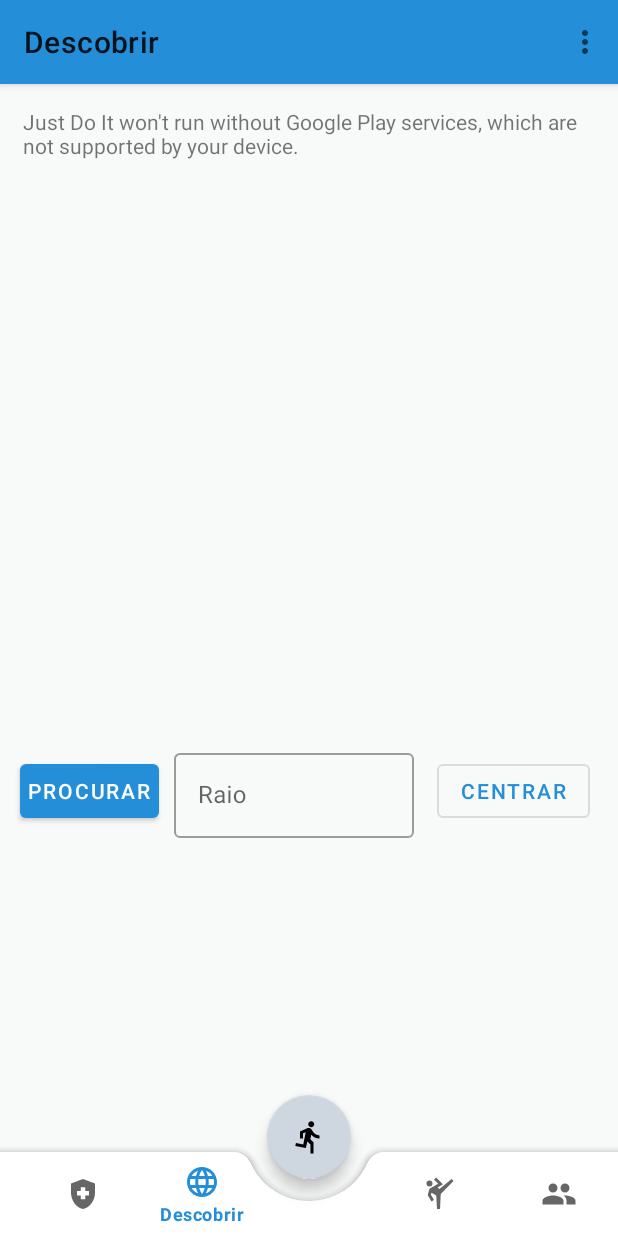
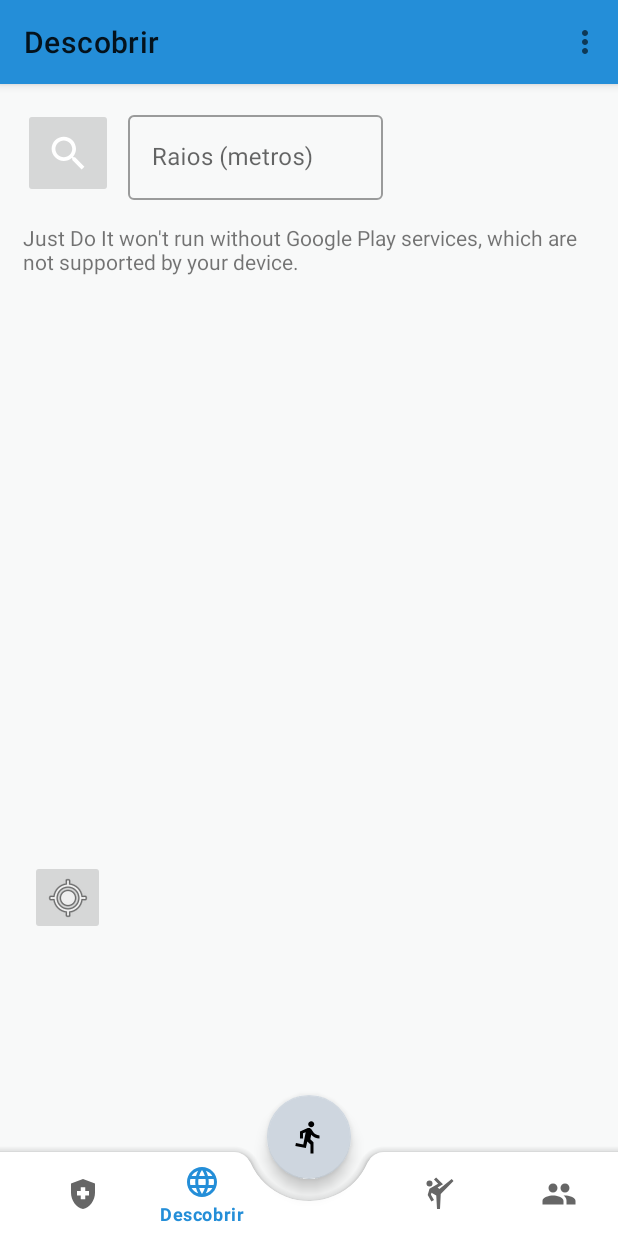
Before and after one commit to joaobraganca555/ExerciseYourSelf, an Android app: the DiscoverFragment screen opened through its navigation route, on a phone screen of 412 x 824 dp. Run offline under Robolectric (Android 15) with nearby library versions, the phone set to English and light mode, and no system bars; our stand-ins replace Room's generated code, navigation-ui; libraries missing offline, so code that uses them is left out: com.mikhaellopez.circularprogressbar; 2 statements that could not run were skipped.

Commit message:
updated discover fragment and style

```diff
--- a/app/src/main/java/pt/ipp/estg/cmu_exerciseyourself/model/retrofit/GeopifyResponse.kt
+++ b/app/src/main/java/pt/ipp/estg/cmu_exerciseyourself/model/retrofit/GeopifyResponse.kt
@@ -3,7 +3,7 @@ package pt.ipp.estg.cmu_exerciseyourself.model.retrofit
 import com.google.gson.annotations.SerializedName
 
 
-data class ResponseObject (
+data class GeopifyResponseObject (
     @SerializedName("features" ) var features : ArrayList<Features> = arrayListOf()
 )
 
--- a/app/src/main/java/pt/ipp/estg/cmu_exerciseyourself/model/retrofit/IGeopify.kt
+++ b/app/src/main/java/pt/ipp/estg/cmu_exerciseyourself/model/retrofit/IGeopify.kt
@@ -3,12 +3,12 @@ package pt.ipp.estg.trashtalkerapp.retrofitService
 import retrofit2.Call
 import retrofit2.Retrofit
 import retrofit2.converter.gson.GsonConverterFactory
-import pt.ipp.estg.cmu_exerciseyourself.model.retrofit.ResponseObject
+import pt.ipp.estg.cmu_exerciseyourself.model.retrofit.GeopifyResponseObject
 import retrofit2.http.*
 
 interface IGeopify {
     @GET("places?categories=sport.fitness&filter=circle:-8.20094,41.36735,5000&bias=proximity:-8.20094,41.36735&limit=20&apiKey=d620983b61cb4f7fb733a8a9cdc4bbcc")
-    fun findPlaces(@Query("filter")filter:String, @Query("bias")bias:String): Call<ResponseObject>
+    fun findPlaces(@Query("filter")filter:String, @Query("bias")bias:String): Call<GeopifyResponseObject>
 
     companion object{
         private const val BASE_URL = "https://api.geoapify.com/v2/"
--- /dev/null
+++ b/app/src/main/res/drawable/ic_baseline_search_20.xml
@@ -0,0 +1,5 @@
+<vector android:autoMirrored="true" android:height="30dp"
+    android:tint="#ffff" android:viewportHeight="24"
+    android:viewportWidth="24" android:width="30dp" xmlns:android="http://schemas.android.com/apk/res/android">
+    <path android:fillColor="@android:color/white" android:pathData="M15.5,14h-0.79l-0.28,-0.27C15.41,12.59 16,11.11 16,9.5 16,5.91 13.09,3 9.5,3S3,5.91 3,9.5 5.91,16 9.5,16c1.61,0 3.09,-0.59 4.23,-1.57l0.27,0.28v0.79l5,4.99L20.49,19l-4.99,-5zM9.5,14C7.01,14 5,11.99 5,9.5S7.01,5 9.5,5 14,7.01 14,9.5 11.99,14 9.5,14z"/>
+</vector>
--- a/app/src/main/res/layout/fragment_discover.xml
+++ b/app/src/main/res/layout/fragment_discover.xml
@@ -1,65 +1,70 @@
 <?xml version="1.0" encoding="utf-8"?>
-<FrameLayout xmlns:android="http://schemas.android.com/apk/res/android"
+<RelativeLayout xmlns:android="http://schemas.android.com/apk/res/android"
+    xmlns:app="http://schemas.android.com/apk/res-auto"
+    xmlns:tools="http://schemas.android.com/tools"
     android:layout_width="match_parent"
-    android:layout_height="match_parent">
+    android:layout_height="match_parent"
+    android:id="@+id/parent">
 
     <LinearLayout
+        android:id="@+id/input"
         android:layout_width="match_parent"
         android:layout_height="wrap_content"
-        android:orientation="vertical">
+        android:gravity="left"
+        android:layout_marginTop="15dp"
+        tools:ignore="NotSibling">
 
-        <fragment
-            android:id="@+id/map"
-            android:name="com.google.android.gms.maps.SupportMapFragment"
-            android:layout_width="match_parent"
-            android:layout_margin="15dp"
-            android:layout_height="400dp"/>
+        <ImageButton
+            android:id="@+id/findButton"
+            android:layout_width="60dp"
+            android:layout_height="60dp"
+            android:layout_gravity="center"
+            android:layout_marginStart="15dp"
+            android:layout_marginEnd="10dp"
+            android:src="@drawable/ic_baseline_search_20"
+            tools:ignore="SpeakableTextPresentCheck" />
 
-        <LinearLayout
-            android:layout_width="match_parent"
+        <com.google.android.material.textfield.TextInputLayout
+            android:id="@+id/filledTextField"
+            style="@style/Widget.MaterialComponents.TextInputLayout.OutlinedBox"
+            android:layout_width="170dp"
+            android:layout_gravity="center"
             android:layout_height="wrap_content"
-            android:gravity="center">
+            android:hint="@string/raios_metros">
 
-            <Button
-                android:id="@+id/findButton"
-                android:layout_width="wrap_content"
-                android:layout_height="wrap_content"
-                android:padding="5dp"
-                android:text="Procurar"
-                />
+            <com.google.android.material.textfield.TextInputEditText
+                android:id="@+id/radiusText"
+                android:layout_width="match_parent"
+                android:layout_height="wrap_content" />
 
-            <com.google.android.material.textfield.TextInputLayout
-                android:id="@+id/filledTextField"
-                android:layout_width="160dp"
-                android:layout_height="wrap_content"
-                android:layout_margin="10dp"
-                android:hint="Raio"
-                style="@style/Widget.MaterialComponents.TextInputLayout.OutlinedBox">
-
-                <com.google.android.material.textfield.TextInputEditText
-                    android:id="@+id/radiusText"
-                    android:layout_width="match_parent"
-                    android:layout_height="wrap_content"
-                    />
-
-            </com.google.android.material.textfield.TextInputLayout>
-
-
-            <Button
-                android:id="@+id/findMySelfButton"
-                android:layout_width="wrap_content"
-                android:layout_height="wrap_content"
-                android:layout_margin="5dp"
-                style="?attr/materialButtonOutlinedStyle"
-                android:text="Centrar"
-                android:layout_gravity="center"/>
-
-        </LinearLayout>
-
+        </com.google.android.material.textfield.TextInputLayout>
 
     </LinearLayout>
 
 
+    <fragment
+        android:id="@+id/map"
+        android:name="com.google.android.gms.maps.SupportMapFragment"
+        android:layout_width="match_parent"
+        android:layout_height="500dp"
+        android:layout_below="@id/input"
+        android:layout_centerInParent="true"
+        android:layout_marginStart="15dp"
+        android:layout_marginTop="15dp"
+        android:layout_marginEnd="15dp"
+        android:layout_marginBottom="15dp" />
 
+    <ImageButton
+        android:id="@+id/findMySelfButton"
+        android:layout_width="50dp"
+        android:layout_height="50dp"
+        android:layout_alignBottom="@+id/map"
+        android:layout_alignParentStart="true"
+        android:layout_marginStart="20dp"
+        android:layout_marginTop="20dp"
+        android:layout_marginEnd="20dp"
+        android:layout_marginBottom="25dp"
+        app:srcCompat="@android:drawable/ic_menu_mylocation"
+        tools:ignore="SpeakableTextPresentCheck" />
 
-</FrameLayout>
+</RelativeLayout>
--- /dev/null
+++ b/app/src/main/res/values-night/strings.xml
@@ -0,0 +1,4 @@
+<?xml version="1.0" encoding="utf-8"?>
+<resources>
+    <string name="raios_metros">Raios (metros)</string>
+</resources>
--- a/app/src/main/res/values/strings.xml
+++ b/app/src/main/res/values/strings.xml
@@ -16,4 +16,5 @@
 
 
     <string name="password_min_6_characters">Minímo 6 caracteres</string>
+    <string name="raios_metros">Raios (metros)</string>
 </resources>
```
Also changed, not shown: app/src/main/java/pt/ipp/estg/cmu_exerciseyourself/model/retrofit/GeopifyService.kt (deleted, +0 -14 lines), app/src/main/java/pt/ipp/estg/cmu_exerciseyourself/ui/discover/DiscoverFragment.kt (+52 -23 lines), app/src/main/res/drawable/ic_baseline_my_location_24.xml (added, +10 -0 lines), app/src/main/res/drawable/roundedbutton.xml (added, +9 -0 lines).
